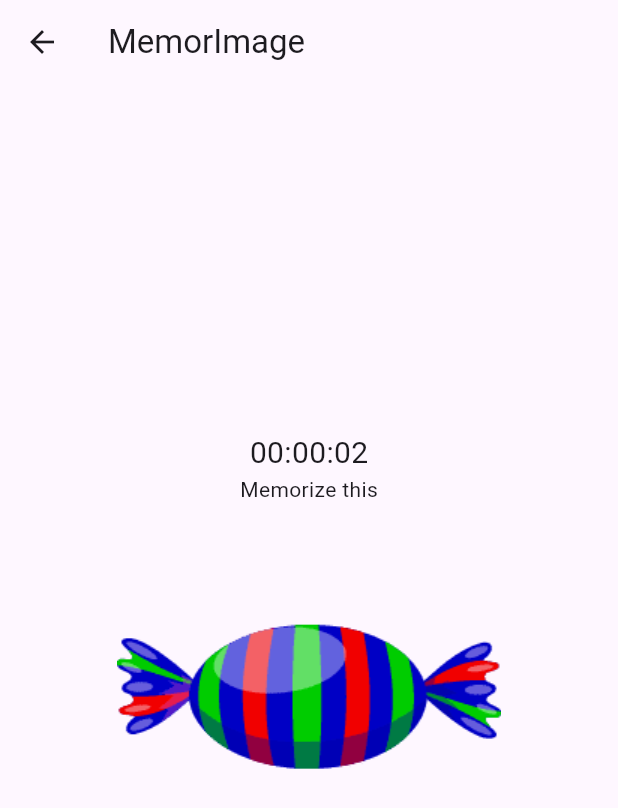
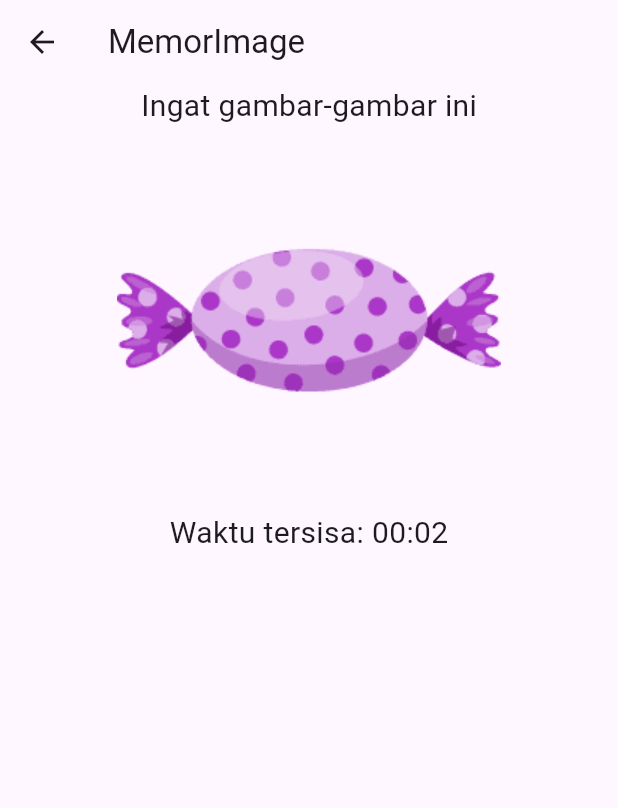
Before and after one commit to abayup14/ProjectUTSEmerTech, a Flutter app: the Game screen opened directly, on a phone screen of 412 x 824 dp. Shown: the top 808 px of the screen. Run offline on Flutter 3.47's test engine with Material 3 defaults, Android fonts, the phone set to English and light mode, and no system bars; our stand-ins replace shared_preferences; accounts and stored records are empty.

Commit message:
Update game.dart

```diff
--- a/lib/screen/game.dart
+++ b/lib/screen/game.dart
@@ -1,125 +1,53 @@
 import 'dart:async';
 import 'dart:math';
 import 'package:flutter/material.dart';
-import 'package:flutter/widgets.dart';
 
 class Game extends StatefulWidget {
   @override
-  State<StatefulWidget> createState() {
-    return _GameState();
-  }
-}
-
-generateRandomPicture(int min, int max) {
-  Random ran = Random();
-  Set<int> numPict = Set();
-
-  while (numPict.length < 5) {
-    int angka = min + ran.nextInt(max - min + 1);
-    numPict.add(angka);
-  }
-  return numPict.toList();
-}
-
-generateRandomAnswer(int min, int max) {
-  Random ran = Random();
-  List<int> numAns = List.empty(growable: true);
-
-  while (numAns.length < 5) {
-    int angka = min + ran.nextInt(max - min + 1);
-    numAns.add(angka);
-  }
-  return numAns;
+  _GameState createState() => _GameState();
 }
 
 class _GameState extends State<Game> {
   late Timer _timer;
-  int _waktuIngat = 3;
-  int _waktuJawab = 30;
-  int _detik = 0;
+  int _memorizationDuration = 3; // 3 detik per gambar di fase mengingat
+  int _quizDuration = 30; // 30 detik per set kuis
+  int _remainingTime = 0; // waktu tersisa
 
-  bool _showQuest = false;
-  bool _quizStarted = false;
+  bool _quizStarted = false; // apakah kuis sudah dimulai
+  bool _memorizationPhase = true; // apakah fase mengingat masih berlangsung
 
-  int _picture_no = 0; // untuk saat sesi mengingat
-  String _picture_img = "";
-  List<int> _picture = generateRandomPicture(1, 20);
-  List<int> _answer = generateRandomAnswer(1, 4);
-  List<int> _list_pict = [1, 2, 3, 4];
-  int _quiz_image_index = 0; // Track the specific picture for the quiz
+  int _memorizationIndex = 0; // indeks gambar di fase mengingat
+  List<String> _memorizedImages = []; // gambar-gambar yang diingat
+  List<List<String>> _quizSets = []; // set kuis dengan 4 pilihan
+  int _currentSet = 0; // set kuis saat ini
+  int _score = 0; // skor pemain
 
   @override
-  Widget build(BuildContext context) {
-    return Scaffold(
-      appBar: AppBar(
-        title: const Text("MemorImage"),
-      ),
-      body: Center(
-        child: SingleChildScrollView(
-            child: Column(
-          children: gameplay(),
-        )),
-      ),
-    );
+  void initState() {
+    super.initState();
+    _memorizedImages = generateMemorizationImages(
+        5); // menghasilkan 5 gambar untuk fase mengingat
+    _remainingTime = _memorizationDuration; // waktu awal untuk fase mengingat
+    startMemorization(); // mulai fase mengingat
   }
 
-  List<Widget> gameplay() {
-    if (!_quizStarted) {
-      // Displaying the sequence of images to memorize
-      if (_picture_no < 5) {
-        return [
-          Text(
-            formatTime(_detik),
-            style: const TextStyle(fontSize: 20),
-          ),
-          const Text("Memorize this"),
-          Image.asset("assets/images/$_picture_img.png"),
-        ];
-      }
-    }
-
-    if (_showQuest && _quizStarted) {
-      int quiz_image = _picture[_quiz_image_index];
-      return [
-        const Text("What is the same picture from the previous sequence?"),
-        Text(
-          formatTime(_detik),
-          style: const TextStyle(fontSize: 20),
-        ),
-        Row(
-          children: [
-            Image.asset("assets/images/c-$quiz_image-${_list_pict[0]}.png"),
-            Image.asset("assets/images/c-$quiz_image-${_list_pict[1]}.png"),
-          ],
-        ),
-        Row(
-          children: [
-            Image.asset("assets/images/c-$quiz_image-${_list_pict[2]}.png"),
-            Image.asset("assets/images/c-$quiz_image-${_list_pict[3]}.png"),
-          ],
-        )
-      ];
-    }
-
-    return [];
-  }
-
-  void startIngat() {
-    _timer = Timer.periodic(const Duration(milliseconds: 1000), (timer) {
+  void startMemorization() {
+    _timer = Timer.periodic(Duration(seconds: 1), (timer) {
       setState(() {
-        _detik--;
-        if (_detik == 0) {
-          _picture_no++;
-          if (_picture_no < 5) {
-            _picture_img = "c-${_picture[_picture_no]}-${_answer[_picture_no]}";
-            _detik = _waktuIngat;
+        _remainingTime--; // kurangi waktu
+        if (_remainingTime <= 0) {
+          if (_memorizationIndex < _memorizedImages.length - 1) {
+            _memorizationIndex++; // pindah ke gambar berikutnya
+            _remainingTime =
+                _memorizationDuration; // reset waktu untuk gambar berikutnya
           } else {
-            _quizStarted = true;
-            _showQuest = true;
-            _detik = _waktuJawab;
-            _quiz_image_index = Random().nextInt(5);
-            _timer.cancel();
-            startQuiz();
+            _memorizationPhase = false; // fase mengingat selesai
+            _quizStarted = true; // fase kuis dimulai
+            _quizSets = generateQuizSets(); // buat set kuis
+            _currentSet = 0; // set kuis pertama
+            _remainingTime = _quizDuration; // reset waktu untuk kuis
+            _timer.cancel(); // hentikan timer fase mengingat
+            startQuiz(); // mulai fase kuis
           }
         }
       });
@@ -127,34 +55,164 @@ class _GameState extends State<Game> {
   }
 
   void startQuiz() {
-    _timer = Timer.periodic(const Duration(milliseconds: 1000), (timer) {
+    _timer = Timer.periodic(Duration(seconds: 1), (timer) {
       setState(() {
-        _detik--;
-        if (_detik == 0) {
-          _timer.cancel(); // Stop the quiz timer once the time is up
+        _remainingTime--; // kurangi waktu
+        if (_remainingTime <= 0) {
+          if (_currentSet < _quizSets.length - 1) {
+            _currentSet++; // pindah ke set berikutnya
+            _remainingTime =
+                _quizDuration; // reset waktu untuk set kuis berikutnya
+          } else {
+            _timer.cancel(); // hentikan timer
+            // Logika akhir game atau fase kuis selesai
+          }
         }
       });
     });
   }
 
+  List<String> generateMemorizationImages(int count) {
+    Random random = Random();
+    Set<String> images = Set();
+
+    while (images.length < count) {
+      int setNumber = 1 + random.nextInt(20); // set acak 1-20
+      int imageNumber = 1 + random.nextInt(4); // gambar dalam set 1-4
+      String imageName = "c-$setNumber-$imageNumber"; // format gambar
+      images.add(imageName);
+    }
+
+    return images.toList(); // kembalikan daftar gambar
+  }
+
   @override
-  void initState() {
-    super.initState();
-    _detik = _waktuIngat; // Set initial memorization time
-    _picture_img = "c-${_picture[0]}-${_answer[0]}";
-    startIngat(); // Start the memorization phase
+  Widget build(BuildContext context) {
+    return Scaffold(
+      appBar: AppBar(
+        title: Text("MemorImage"),
+      ),
+      body: Center(
+        child: _memorizationPhase
+            ? memorizationUI() // UI untuk fase mengingat
+            : quizUI(), // UI untuk fase kuis
+      ),
+    );
+  }
+
+  Widget memorizationUI() {
+    return Column(
+      children: [
+        Text("Ingat gambar-gambar ini",
+            style: TextStyle(fontSize: 20)), // teks judul
+        if (_memorizationIndex < _memorizedImages.length)
+          Image.asset(
+              "assets/images/${_memorizedImages[_memorizationIndex]}.png"), // gambar fase mengingat
+        Text("Waktu tersisa: ${formatTime(_remainingTime)}",
+            style: TextStyle(fontSize: 20)), // waktu tersisa
+      ],
+    );
+  }
+
+  Widget quizUI() {
+    if (_currentSet >= _quizSets.length) {
+      return Column(
+        children: [
+          Text("Game selesai! Skor Anda: $_score",
+              style: TextStyle(fontSize: 20)), // teks akhir
+          ElevatedButton(
+            onPressed: () =>
+                Navigator.pop(context), // kembali ke layar sebelumnya
+            child: Text("Kembali"),
+          ),
+        ],
+      );
+    }
+
+    List<String> currentChoices = _quizSets[_currentSet]; // set kuis saat ini
+
+    return Column(
+      children: [
+        Text("Pilih gambar yang benar",
+            style: TextStyle(fontSize: 20)), // teks judul fase kuis
+        Text("Waktu tersisa: ${formatTime(_remainingTime)}",
+            style: TextStyle(fontSize: 20)), // teks waktu tersisa
+        Row(
+          children: [
+            for (int i = 0; i < 4; i++) // 4 pilihan gambar
+              ElevatedButton(
+                onPressed: () => checkAnswer(currentChoices[i]), // cek jawaban
+                child: Image.asset(
+                    "assets/images/${currentChoices[i]}.png"), // pilihan gambar
+              ),
+          ],
+        ),
+        Text("Skor: $_score", style: TextStyle(fontSize: 20)), // teks skor
+      ],
+    );
+  }
+
+  void checkAnswer(String selectedOption) {
+    // Jawaban yang benar adalah gambar yang sesuai dengan set saat ini
+    String correctAnswer = _memorizedImages[_currentSet];
+
+    // Jika jawaban yang dipilih adalah jawaban yang benar, tingkatkan skor
+    if (selectedOption == correctAnswer) {
+      _score++; // tambah skor jika jawaban benar
+    }
+
+    // Setelah memeriksa jawaban, pindah ke set kuis berikutnya
+    if (_currentSet < _quizSets.length - 1) {
+      _currentSet++; // pindah ke set berikutnya
+      _remainingTime = _quizDuration; // reset waktu untuk set kuis berikutnya
+    } else {
+      _timer.cancel(); // hentikan timer
+      // Logika untuk akhir kuis (misalnya, menampilkan hasil akhir)
+    }
+
+    setState(() {}); // perbarui UI
+  }
+
+  List<List<String>> generateQuizSets() {
+    List<List<String>> quizSets = [];
+    Random random = Random();
+
+    for (var memorizedImage in _memorizedImages) {
+      List<String> quizOptions = [];
+      int correctSet = int.parse(memorizedImage
+          .split('-')[1]); // ekstrak nomor set dari gambar yang diingat
+
+      // Tambahkan jawaban yang benar (gambar yang diingat)
+      quizOptions.add(memorizedImage);
+
+      // Tambahkan tiga gambar acak lainnya dari set yang sama
+      while (quizOptions.length < 4) {
+        int randomImageNumber =
+            1 + random.nextInt(4); // acak angka 1-4 untuk gambar dalam set
+        String randomImage = "c-$correctSet-$randomImageNumber";
+
+        if (!quizOptions.contains(randomImage)) {
+          // pastikan tidak ada duplikasi
+          quizOptions.add(randomImage);
+        }
+      }
+
+      quizOptions.shuffle(); // acak urutan pilihan dalam set
+      quizSets.add(quizOptions); // tambahkan set kuis ke daftar
+    }
+
+    return quizSets; // kembalikan daftar set kuis
   }
 
   String formatTime(int detik) {
-    var hours = (detik ~/ 3600).toString().padLeft(2, "0");
-    var minutes = ((detik % 3600) ~/ 60).toString().padLeft(2, "0");
-    var seconds = (detik % 60).toString().padLeft(2, "0");
-    return "$hours:$minutes:$seconds";
+    var minutes = ((detik % 3600) ~/ 60).toString().padLeft(2, '0');
+    var seconds = (detik % 60).toString().padLeft(2, '0');
+    return "$minutes:$seconds"; // format waktu
   }
 
   @override
   void dispose() {
-    _timer.cancel(); // Ensure timer is canceled to prevent memory leaks
+    _timer.cancel(); // hentikan timer untuk menghindari kebocoran memori
     super.dispose();
   }
 }
```
